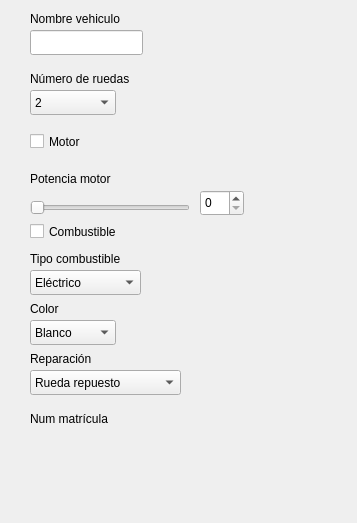
This is crearvehiculoui.ui in dcontt00/ac-practica2 as Qt 5 draws it before an edit. The edited form follows.
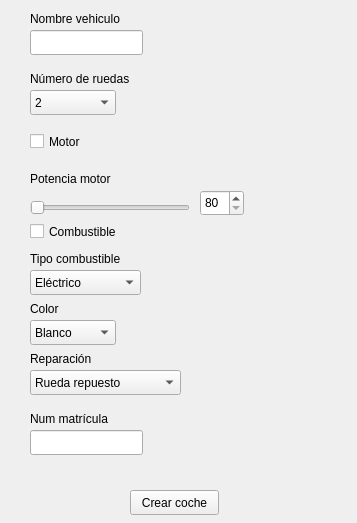
This is the edited form.

Commit message: añadidos mas elementos de la ui

What changed in the file:
```diff
--- a/crearvehiculoui.ui
+++ b/crearvehiculoui.ui
@@ -35,6 +35,12 @@
      <height>26</height>
     </rect>
    </property>
+   <property name="minimum">
+    <number>80</number>
+   </property>
+   <property name="maximum">
+    <number>450</number>
+   </property>
   </widget>
   <widget class="QLabel" name="label">
    <property name="geometry">
@@ -293,6 +299,32 @@
     <string>Num matrícula</string>
    </property>
   </widget>
+  <widget class="QPushButton" name="pushButtonCrearCoche">
+   <property name="geometry">
+    <rect>
+     <x>130</x>
+     <y>490</y>
+     <width>89</width>
+     <height>25</height>
+    </rect>
+   </property>
+   <property name="text">
+    <string>Crear coche</string>
+   </property>
+  </widget>
+  <widget class="QLineEdit" name="lineEditMatricula">
+   <property name="geometry">
+    <rect>
+     <x>30</x>
+     <y>430</y>
+     <width>113</width>
+     <height>25</height>
+    </rect>
+   </property>
+   <property name="readOnly">
+    <bool>true</bool>
+   </property>
+  </widget>
  </widget>
  <resources/>
  <connections/>
```
Left out of the diff: 38 changed lines with no effect on the pictures. The commit also changes 4 other files.
